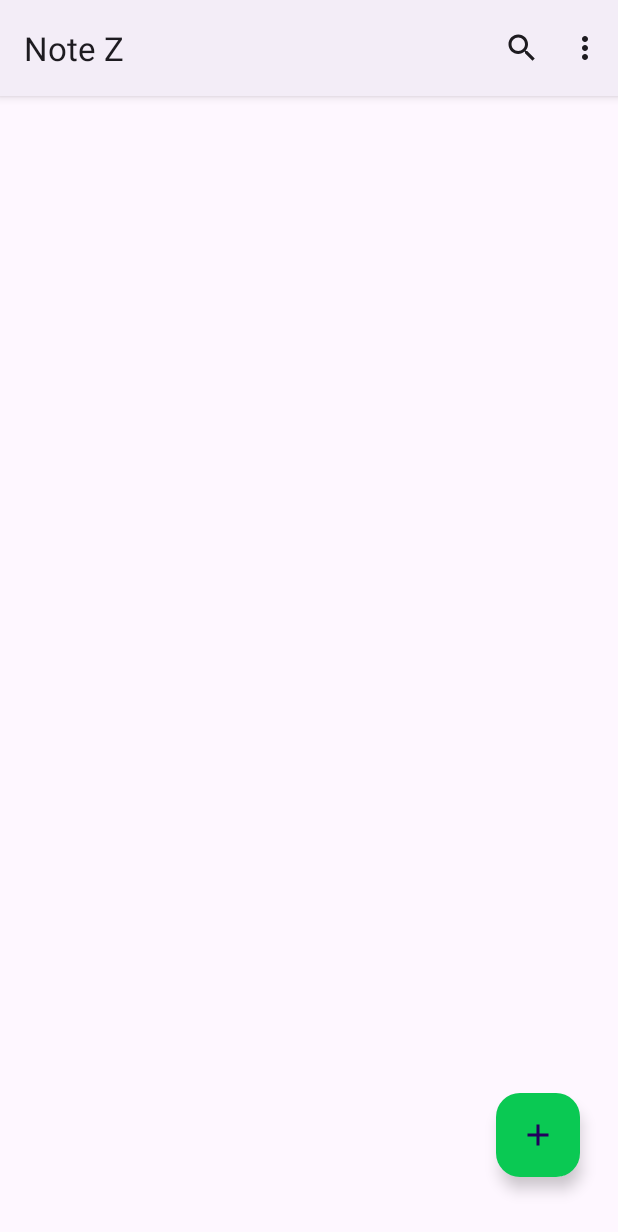
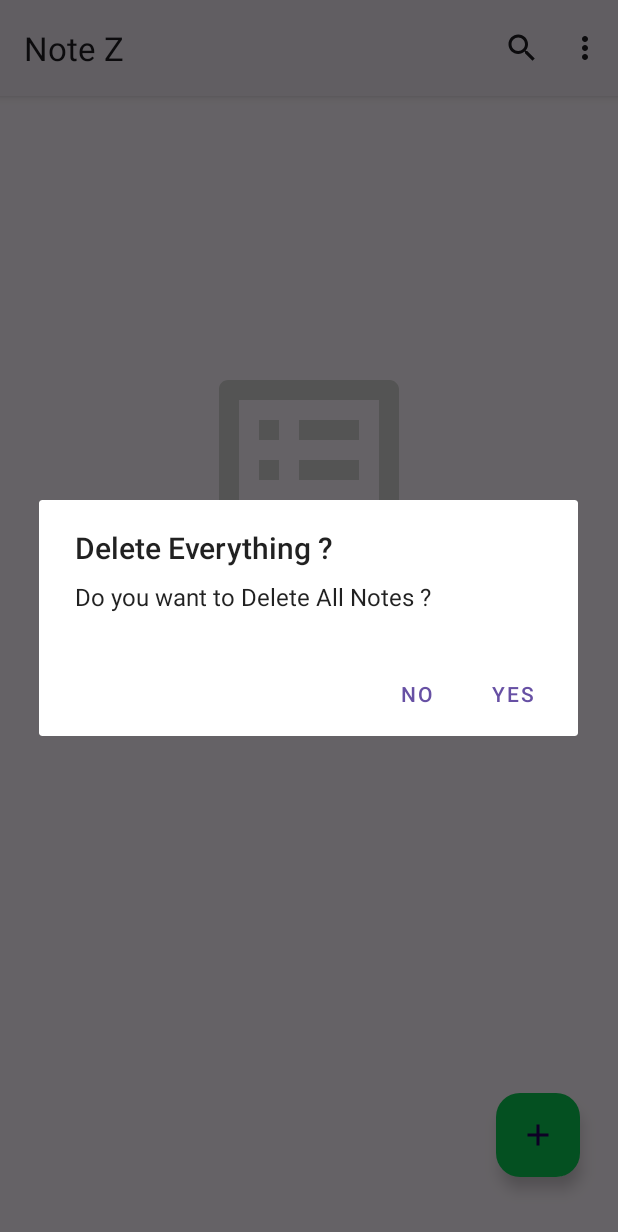
Before and after one commit to Coney484/Note-Z, an Android app: the screen it shows after launch (MainActivity), in the options menu, after a tap on "Delete All", on a phone screen of 412 x 824 dp. Shown: the top 1232 px of the screen. Run offline under Robolectric (Android 15) with nearby library versions, the light colour scheme and no system bars; our stand-ins replace Room's generated code, data binding, navigation-ui.

Commit message:
[add] implemented all CRUD operations for notes

```diff
--- a/app/build.gradle
+++ b/app/build.gradle
@@ -2,8 +2,11 @@ plugins {
     id 'com.android.application'
     id 'org.jetbrains.kotlin.android'
     id 'androidx.navigation.safeargs'
+    id 'kotlin-parcelize'
+
 
 }
+
 
 android {
     namespace 'com.example.note_z'
@@ -35,6 +38,9 @@ android {
     dataBinding {
         enabled = true
     }
+
+    apply plugin: 'com.android.application'
+    apply plugin: 'kotlin-android'
 
 }
 apply plugin: 'kotlin-kapt'
--- a/app/src/main/AndroidManifest.xml
+++ b/app/src/main/AndroidManifest.xml
@@ -14,7 +14,9 @@
         tools:targetApi="31">
         <activity
             android:name=".MainActivity"
-            android:exported="true">
+            android:exported="true"
+            android:windowSoftInputMode="adjustPan">
+
             <intent-filter>
                 <action android:name="android.intent.action.MAIN" />
 
--- a/app/src/main/java/com/example/note_z/data/TodoDao.kt
+++ b/app/src/main/java/com/example/note_z/data/TodoDao.kt
@@ -2,9 +2,11 @@ package com.example.note_z.data
 
 import androidx.lifecycle.LiveData
 import androidx.room.Dao
+import androidx.room.Delete
 import androidx.room.Insert
 import androidx.room.OnConflictStrategy
 import androidx.room.Query
+import androidx.room.Update
 
 @Dao
 interface TodoDao {
@@ -15,5 +17,14 @@ interface TodoDao {
     @Insert(onConflict = OnConflictStrategy.IGNORE)
     suspend fun insertData(todoData: TodoData)
 
+    @Update
+    suspend fun updateData(todoData: TodoData)
+
+    @Delete
+    suspend fun deleteData(todoData: TodoData)
+
+    @Query("DELETE FROM todo_table")
+    suspend fun deleteAllData()
+
 
 }
--- a/app/src/main/java/com/example/note_z/data/TodoData.kt
+++ b/app/src/main/java/com/example/note_z/data/TodoData.kt
@@ -1,13 +1,16 @@
 package com.example.note_z.data
 
+import android.os.Parcelable
 import androidx.room.Entity
 import androidx.room.PrimaryKey
+import kotlinx.parcelize.Parcelize
 
 @Entity(tableName = "todo_table")
+@Parcelize
 data class TodoData(
     @PrimaryKey(autoGenerate = true)
     var id: Long,
     var title: String,
     var priority: Priority,
     var description: String
-)
+) : Parcelable
--- a/app/src/main/java/com/example/note_z/ui/fragments/SharedViewModel.kt
+++ b/app/src/main/java/com/example/note_z/ui/fragments/SharedViewModel.kt
@@ -7,10 +7,18 @@ import android.widget.AdapterView
 import android.widget.TextView
 import androidx.core.content.ContextCompat
 import androidx.lifecycle.AndroidViewModel
+import androidx.lifecycle.MutableLiveData
 import com.example.note_z.R
 import com.example.note_z.data.Priority
+import com.example.note_z.data.TodoData
 
 class SharedViewModel(application: Application) : AndroidViewModel(application) {
+
+    val emptyNotesLiveData : MutableLiveData<Boolean> = MutableLiveData()
+
+    fun checkIfNotesExistOrNot(todoData: List<TodoData>) {
+        emptyNotesLiveData.postValue(todoData.isEmpty())
+    }
 
     val listener: AdapterView.OnItemSelectedListener = object :
         AdapterView.OnItemSelectedListener {
@@ -65,4 +73,13 @@ class SharedViewModel(application: Application) : AndroidViewModel(application)
         }
     }
 
+    fun parsePriorityToInt(priority: Priority): Int {
+        return when (priority) {
+            Priority.HIGH -> 0
+            Priority.MEDIUM -> 1
+            Priority.LOW -> 2
+        }
+    }
+
+
 }
--- a/app/src/main/java/com/example/note_z/ui/fragments/list/ListFragment.kt
+++ b/app/src/main/java/com/example/note_z/ui/fragments/list/ListFragment.kt
@@ -1,12 +1,15 @@
 package com.example.note_z.ui.fragments.list
 
+import android.app.AlertDialog
 import android.os.Bundle
 import androidx.fragment.app.Fragment
 import android.view.LayoutInflater
 import android.view.Menu
 import android.view.MenuInflater
+import android.view.MenuItem
 import android.view.View
 import android.view.ViewGroup
+import android.widget.Toast
 import androidx.databinding.DataBindingUtil
 import androidx.fragment.app.viewModels
 import androidx.navigation.fragment.findNavController
@@ -14,6 +17,7 @@ import androidx.recyclerview.widget.LinearLayoutManager
 import com.example.note_z.R
 import com.example.note_z.adapters.NotesAdapter
 import com.example.note_z.databinding.FragmentListBinding
+import com.example.note_z.ui.fragments.SharedViewModel
 import com.example.note_z.viewmodel.TodoViewModel
 
 class ListFragment : Fragment() {
@@ -21,6 +25,8 @@ class ListFragment : Fragment() {
     private lateinit var binding: FragmentListBinding
 
     private val mViewModel: TodoViewModel by viewModels()
+
+    private val mSharedViewModel: SharedViewModel by viewModels()
 
     private val adapter: NotesAdapter by lazy {
         NotesAdapter()
@@ -47,9 +53,56 @@ class ListFragment : Fragment() {
 
     private fun setupObserver() {
         mViewModel.getAllData.observe(viewLifecycleOwner) { noteData ->
+            mSharedViewModel.checkIfNotesExistOrNot(noteData)
             adapter.setData(noteData)
 
         }
+
+        mSharedViewModel.emptyNotesLiveData.observe(viewLifecycleOwner) {
+            showNoNotesToShow(it)
+        }
+    }
+
+    private fun showNoNotesToShow(allNotesEmpty: Boolean) {
+        if (allNotesEmpty) {
+            binding.apply {
+                noDataIv.visibility = View.VISIBLE
+                noDataTv.visibility = View.VISIBLE
+            }
+        } else {
+            binding.apply {
+                noDataIv.visibility = View.GONE
+                noDataTv.visibility = View.GONE
+            }
+        }
+    }
+
+
+    override fun onOptionsItemSelected(item: MenuItem): Boolean {
+        when (item.itemId) {
+            R.id.menu_delete_all -> deleteAllNotes()
+        }
+        return super.onOptionsItemSelected(item)
+    }
+
+    private fun deleteAllNotes() {
+        val builder = AlertDialog.Builder(requireContext())
+
+        builder.setPositiveButton("Yes") { _, _ ->
+            mViewModel.deleteAllData()
+            Toast.makeText(
+                requireContext(),
+                "All Notes Deleted Successfully",
+                Toast.LENGTH_SHORT
+            ).show()
+        }
+
+        builder.setNegativeButton("No") { _, _ ->
+        }
+
+        builder.setTitle("Delete Everything ?")
+        builder.setMessage("Do you want to Delete All Notes ?")
+        builder.create().show()
     }
 
     private fun setupAdapter() {
--- a/app/src/main/res/layout/fragment_add.xml
+++ b/app/src/main/res/layout/fragment_add.xml
@@ -6,6 +6,7 @@
     <androidx.constraintlayout.widget.ConstraintLayout
         android:layout_width="match_parent"
         android:layout_height="match_parent"
+        android:fitsSystemWindows="true"
         android:paddingHorizontal="24dp"
         tools:context=".ui.fragments.add.AddFragment">
 
@@ -28,6 +29,7 @@
             android:layout_width="0dp"
             android:layout_height="60dp"
             android:layout_marginTop="8dp"
+            android:background="@drawable/graidient_spinner"
             android:entries="@array/priorities"
             android:paddingHorizontal="16dp"
 
--- a/app/src/main/res/layout/fragment_update.xml
+++ b/app/src/main/res/layout/fragment_update.xml
@@ -6,6 +6,7 @@
     <androidx.constraintlayout.widget.ConstraintLayout
         android:layout_width="match_parent"
         android:layout_height="match_parent"
+        android:fitsSystemWindows="true"
         android:paddingHorizontal="24dp"
         tools:context=".ui.fragments.update.UpdateFragment">
 
@@ -28,6 +29,7 @@
             android:layout_width="0dp"
             android:layout_height="60dp"
             android:layout_marginTop="8dp"
+            android:background="@drawable/graidient_spinner"
             android:entries="@array/priorities"
             android:paddingHorizontal="16dp"
             app:layout_constraintEnd_toEndOf="parent"
@@ -36,13 +38,13 @@
             app:layout_constraintTop_toBottomOf="@+id/etUpdateTitle" />
 
         <EditText
-            android:id="@+id/etUpdateMultiLine"
+            android:id="@+id/etUpdateDescription"
             android:layout_width="0dp"
             android:layout_height="0dp"
             android:layout_marginTop="8dp"
+            android:background="@drawable/custom_input"
             android:ems="10"
             android:gravity="start|top"
-            android:background="@drawable/custom_input"
             android:hint="@string/description"
             android:inputType="textMultiLine"
             android:paddingHorizontal="16dp"
--- a/app/src/main/res/navigation/my_nav.xml
+++ b/app/src/main/res/navigation/my_nav.xml
@@ -46,5 +46,8 @@
             app:destination="@id/listFragment"
             app:enterAnim="@anim/from_right"
             app:exitAnim="@anim/to_left" />
+        <argument
+            android:name="currentItem"
+            app:argType="com.example.note_z.data.TodoData" />
     </fragment>
 </navigation>
--- a/app/src/main/res/values/strings.xml
+++ b/app/src/main/res/values/strings.xml
@@ -2,7 +2,7 @@
     <string name="app_name">Note-Z</string>
     <!-- TODO: Remove or change this placeholder text -->
     <string name="hello_blank_fragment">Hello blank fragment</string>
-    <string name="no_data">No Data</string>
+    <string name="no_data">No Notes to Show 😔</string>
     <string name="title">Title</string>
     <string name="description">Description</string>
     <string name="search">Search</string>
```
Also changed, not shown: app/src/main/java/com/example/note_z/adapters/NotesAdapter.kt (+5 -3 lines), app/src/main/java/com/example/note_z/data/TodoRepository.kt (+12 -0 lines), app/src/main/java/com/example/note_z/ui/fragments/update/UpdateFragment.kt (+86 -2 lines), app/src/main/java/com/example/note_z/viewmodel/TodoViewModel.kt (+20 -1 lines).
